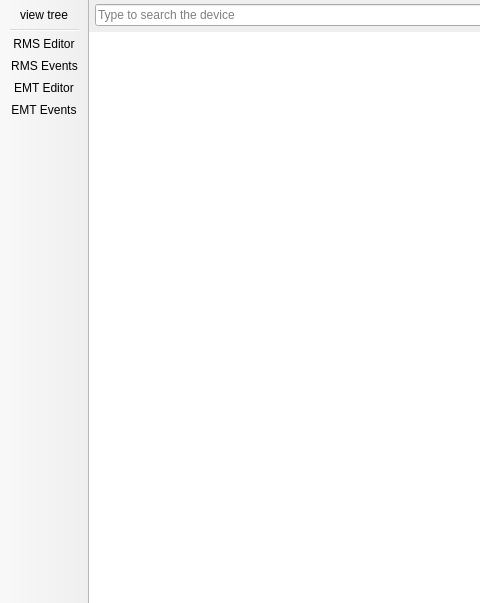
First picture: the form in src/VeraGrid/Gui/DynamicModelEditor/Workspace/dynamic_editor_workspace.ui, repository JordiBejarUPC/veragrid-hvdc-bipolar-pfc, before the edit; both pictures show x 0 to 480 and y 0 to 603 of the 1094 by 603 pixel window.
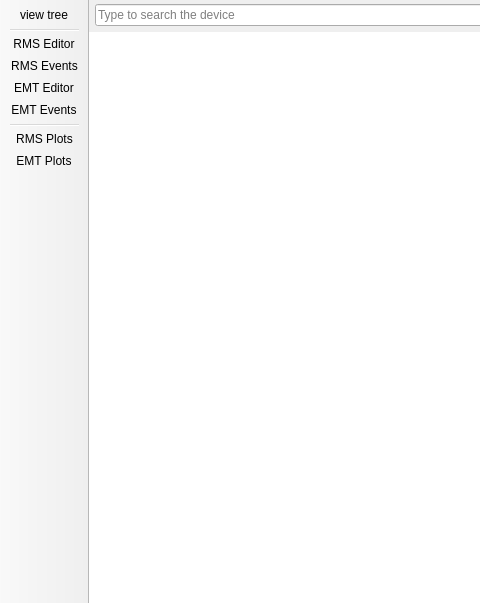
Second picture: the form after the edit. Icons and pictures are not drawn.

Commit message: dynamic plots creation moved to the dynamic editor

Diff of the .ui file:
```diff
--- a/src/VeraGrid/Gui/DynamicModelEditor/Workspace/dynamic_editor_workspace.ui
+++ b/src/VeraGrid/Gui/DynamicModelEditor/Workspace/dynamic_editor_workspace.ui
@@ -131,6 +131,9 @@
    <property name="allowedAreas">
     <set>Qt::ToolBarArea::LeftToolBarArea</set>
    </property>
+   <property name="toolButtonStyle">
+    <enum>Qt::ToolButtonStyle::ToolButtonIconOnly</enum>
+   </property>
    <property name="floatable">
     <bool>false</bool>
    </property>
@@ -146,6 +149,9 @@
    <addaction name="actionRMS_Events"/>
    <addaction name="actionEMT_Editor"/>
    <addaction name="actionEMT_Events"/>
+   <addaction name="separator"/>
+   <addaction name="actionRMS_Plots"/>
+   <addaction name="actionEMT_Plots"/>
   </widget>
   <action name="actionview_tree">
    <property name="icon">
@@ -207,6 +213,24 @@
     <enum>QAction::MenuRole::NoRole</enum>
    </property>
   </action>
+  <action name="actionRMS_Plots">
+   <property name="icon">
+    <iconset resource="../../Icons/icons.qrc">
+     <normaloff>:/Icons/icons/rms_plots.png</normaloff>:/Icons/icons/rms_plots.png</iconset>
+   </property>
+   <property name="text"><string>RMS Plots</string></property>
+   <property name="toolTip"><string>Open the RMS plots editor for all devices</string></property>
+   <property name="menuRole"><enum>QAction::MenuRole::NoRole</enum></property>
+  </action>
+  <action name="actionEMT_Plots">
+   <property name="icon">
+    <iconset resource="../../Icons/icons.qrc">
+     <normaloff>:/Icons/icons/emt_plots.png</normaloff>:/Icons/icons/emt_plots.png</iconset>
+   </property>
+   <property name="text"><string>EMT Plots</string></property>
+   <property name="toolTip"><string>Open the EMT plots editor for all devices</string></property>
+   <property name="menuRole"><enum>QAction::MenuRole::NoRole</enum></property>
+  </action>
  </widget>
  <resources>
   <include location="../../Icons/icons.qrc"/>
```
The commit also changes 24 other files.
